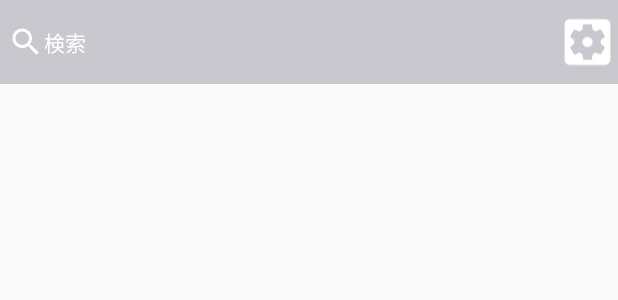
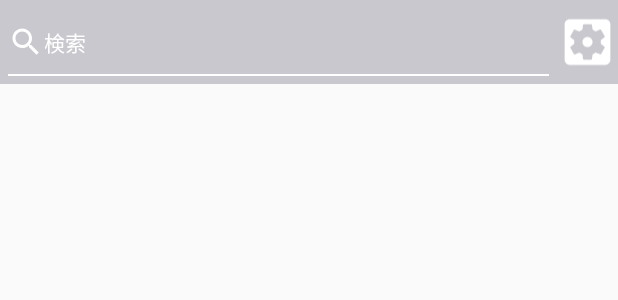
Before and after one commit to toastkidjp/SearchWidget_Android, an Android app: the layout widget_layout.xml on its own in the app's theme, with its tools: preview values and no code run, on a phone screen of 412 x 824 dp. Shown: the top 300 px of the screen. Run offline under Robolectric (Android 15) with nearby library versions, the phone set to English and light mode, and no system bars.

Commit message:
Modify searchbox layout.

```diff
--- a/app/src/main/res/layout/searchbox.xml
+++ b/app/src/main/res/layout/searchbox.xml
@@ -4,17 +4,31 @@
     android:layout_width="match_parent"
     android:layout_height="match_parent"
     >
-    <TextView
+    <FrameLayout
         android:id="@+id/widget_search"
         android:layout_width="0dp"
         android:layout_height="match_parent"
         android:layout_weight="9"
         android:layout_marginLeft="5dp"
-        android:gravity="center_vertical"
-        android:text="@string/search_text"
-        android:textColor="@color/white"
-        android:drawableLeft="@drawable/ic_search_white"
-        />
+        >
+        <TextView
+            android:layout_width="match_parent"
+            android:layout_height="match_parent"
+            android:gravity="center_vertical"
+            android:text="@string/search_text"
+            android:textColor="@color/white"
+            android:drawableLeft="@drawable/ic_search_white"
+            />
+        <LinearLayout
+            android:orientation="horizontal"
+            android:layout_width="match_parent"
+            android:layout_height="1dp"
+            android:layout_marginBottom="5dp"
+            android:layout_gravity="bottom"
+            android:layout_marginRight="5dp"
+            android:background="@color/white"
+            />
+    </FrameLayout>
     <ImageView
         android:id="@+id/widget_settings"
         android:layout_width="0dp"
```
Also changed, not shown: app/src/main/java/jp/toastkid/search_widget/search/SearchActivity.java (+5 -5 lines), app/src/main/res/drawable/ic_close.xml (added, +9 -0 lines), app/src/main/res/layout/activity_search.xml (+9 -23 lines).
